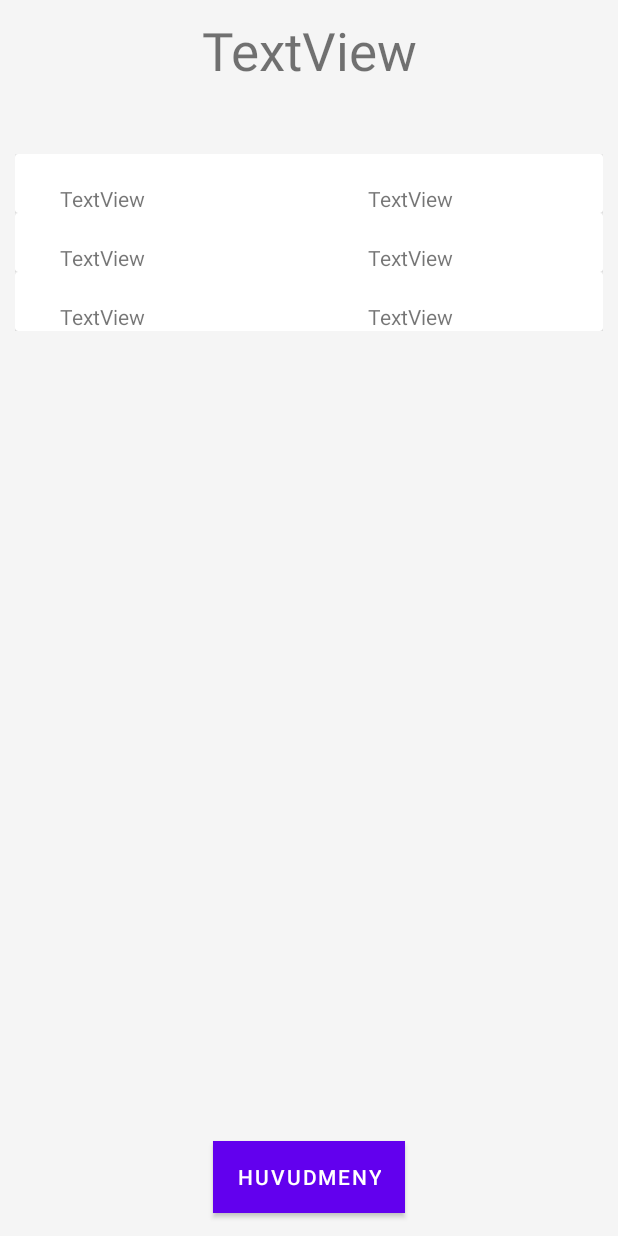
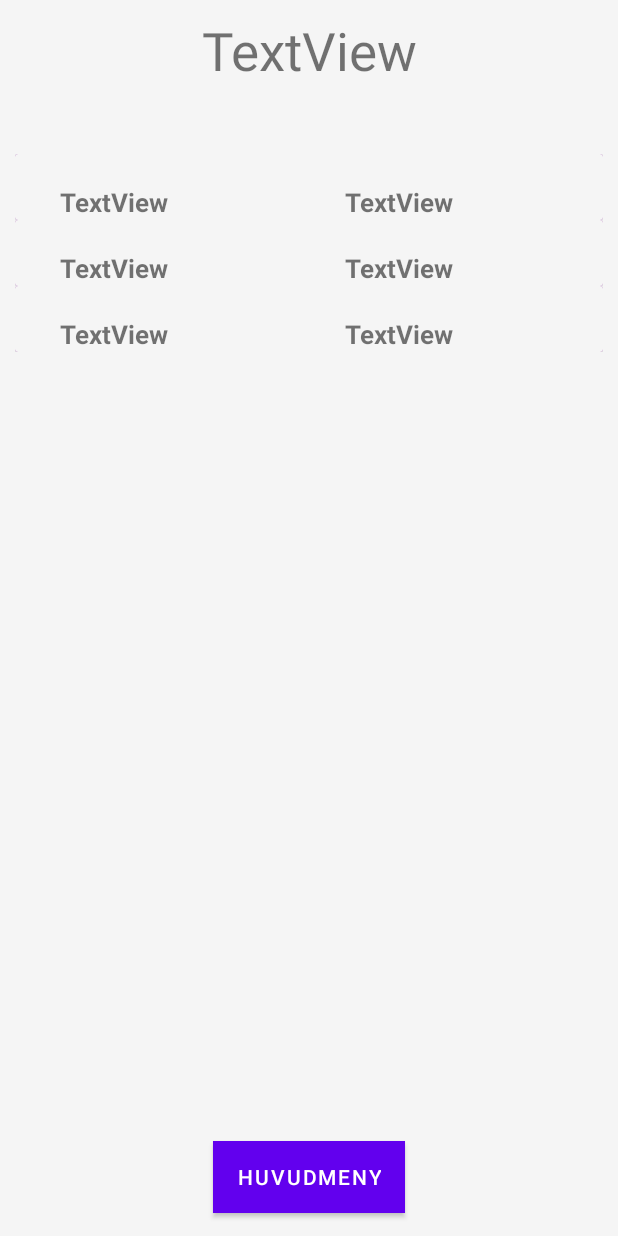
Before and after one commit to HenrikSjoe/Quizzly, an Android app: the layout activity_result.xml on its own in the app's theme, with its tools: preview values and no code run, on a phone screen of 412 x 824 dp. Run offline under Robolectric (Android 15) with nearby library versions, the phone set to English and light mode, and no system bars.

Commit message:
final version?

```diff
--- a/app/src/main/java/com/example/quizzly/MainActivity.kt
+++ b/app/src/main/java/com/example/quizzly/MainActivity.kt
@@ -27,8 +27,6 @@ class MainActivity : AppCompatActivity() {
         val mixedBtn = findViewById<Button>(R.id.mixedButton)
         val flagsBtn = findViewById<Button>(R.id.flagsButton)
         val sportBtn = findViewById<Button>(R.id.sportButton)
-
-
 
         mixedBtn.setOnClickListener {
             name = editName.text.toString()
@@ -60,6 +58,8 @@ class MainActivity : AppCompatActivity() {
 
 
 
+
+
     fun startMixedActivity() {
         val intent = Intent(this, MixedActivity::class.java)
         intent.putExtra("name", name)
--- a/app/src/main/res/layout/activity_main.xml
+++ b/app/src/main/res/layout/activity_main.xml
@@ -5,6 +5,7 @@
     android:layout_width="match_parent"
     android:layout_height="match_parent"
     android:background="#F5F5F5"
+    android:fadingEdge="none"
     tools:context=".MainActivity">
 
     <ImageView
@@ -91,8 +92,10 @@
         android:layout_height="wrap_content"
         android:layout_marginTop="10dp"
         android:ems="10"
+        android:fadingEdge="vertical"
         android:hint="Vem är du?"
         android:inputType="textPersonName"
+        android:textAlignment="center"
         app:layout_constraintEnd_toEndOf="parent"
         app:layout_constraintStart_toStartOf="parent"
         app:layout_constraintTop_toBottomOf="@+id/HeadLineTextView" />
--- a/app/src/main/res/layout/activity_result.xml
+++ b/app/src/main/res/layout/activity_result.xml
@@ -41,7 +41,7 @@
         android:layout_marginStart="10dp"
         android:layout_marginTop="45dp"
         android:layout_marginEnd="10dp"
-        android:layout_marginBottom="10dp"
+        android:layout_marginBottom="29dp"
         app:layout_constraintBottom_toTopOf="@+id/button"
         app:layout_constraintEnd_toEndOf="parent"
         app:layout_constraintStart_toStartOf="parent"
--- a/app/src/main/res/layout/highscore_list_item.xml
+++ b/app/src/main/res/layout/highscore_list_item.xml
@@ -3,15 +3,19 @@
     xmlns:app="http://schemas.android.com/apk/res-auto"
     xmlns:tools="http://schemas.android.com/tools"
     android:layout_width="match_parent"
-    android:layout_height="wrap_content">
+    android:layout_height="wrap_content"
+    android:background="#F5F5F5">
 
     <androidx.cardview.widget.CardView
         android:layout_width="match_parent"
-        android:layout_height="wrap_content">
+        android:layout_height="wrap_content"
+        android:background="#F5F5F5"
+        app:cardBackgroundColor="#9C27B0">
 
         <androidx.constraintlayout.widget.ConstraintLayout
             android:layout_width="match_parent"
-            android:layout_height="wrap_content">
+            android:layout_height="wrap_content"
+            android:background="#F5F5F5">
 
             <TextView
                 android:id="@+id/nameTextView"
@@ -20,6 +24,8 @@
                 android:layout_marginStart="30dp"
                 android:layout_marginTop="20dp"
                 android:text="TextView"
+                android:textSize="17sp"
+                android:textStyle="bold"
                 app:layout_constraintStart_toStartOf="parent"
                 app:layout_constraintTop_toTopOf="parent" />
 
@@ -30,6 +36,8 @@
                 android:layout_marginTop="20dp"
                 android:layout_marginEnd="100dp"
                 android:text="TextView"
+                android:textSize="17sp"
+                android:textStyle="bold"
                 app:layout_constraintEnd_toEndOf="parent"
                 app:layout_constraintTop_toTopOf="parent" />
         </androidx.constraintlayout.widget.ConstraintLayout>
```
